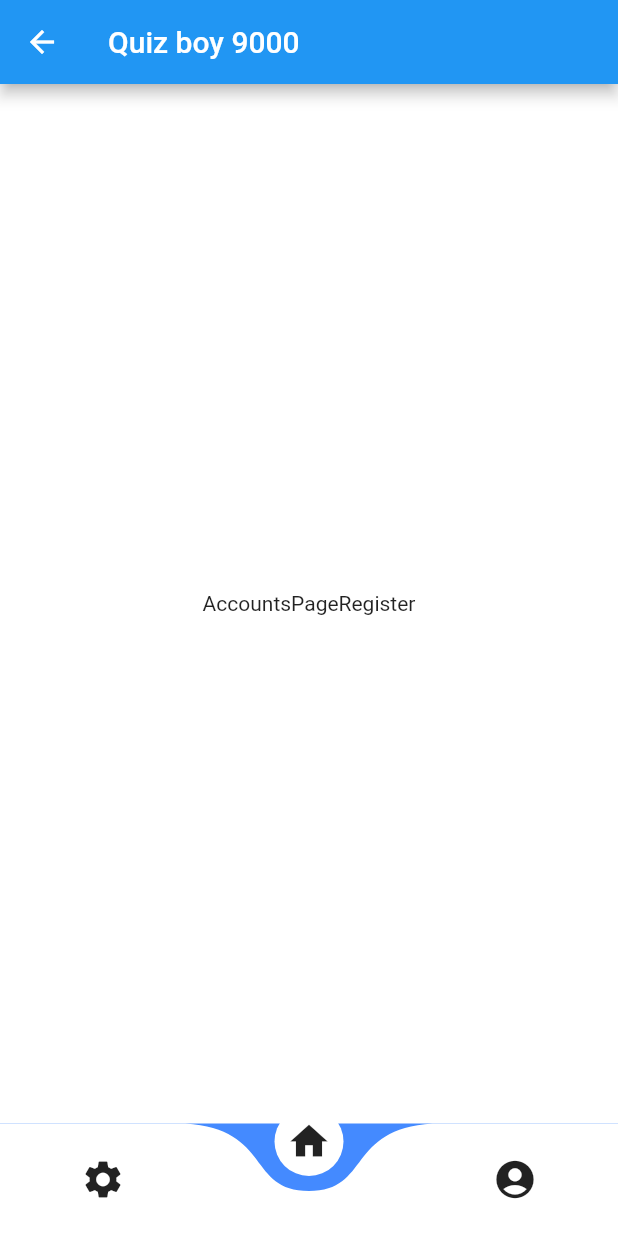
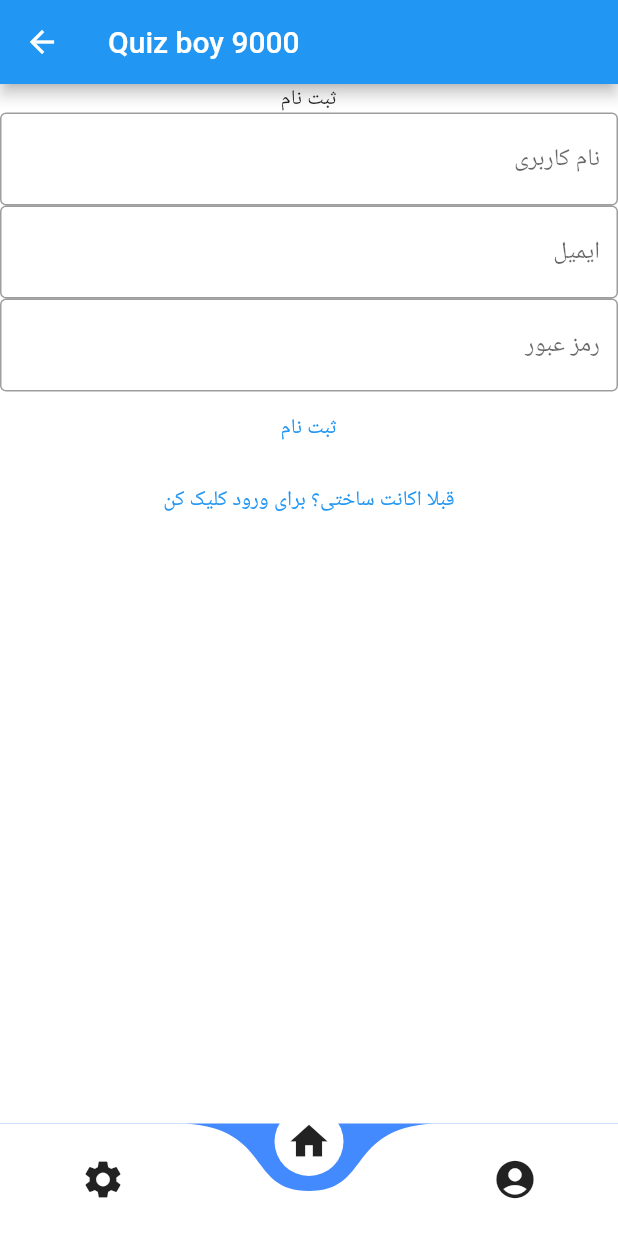
Before and after one commit to dorrin-sot/Mobdev-Game-Project, a Flutter app: the AccountsPageRegister screen opened by its route, on a phone screen of 412 x 824 dp. Run offline on Flutter 3.47's test engine with Material 2 defaults, Android fonts, the phone set to English and light mode, and no system bars; drawn by our look-alikes of curved_navigation_bar; our stand-ins replace flutter_dotenv, get, liquid_progress_indicator, parse_server_sdk; accounts and stored records are empty; network calls fail.

Commit message:
First view of Register and Login menu implemented.

```diff
--- a/lib/main.dart
+++ b/lib/main.dart
@@ -32,9 +32,7 @@ Future main() async {
 
   final c = AppController();
   Get.put(c);
-  // fixme remove below when login page is added
-  User("test", "test").login();
-  // end fixme remove below when login page is added
+
 
   runApp(GetMaterialApp(
     initialRoute: '/home',
--- a/lib/navbar_related.dart
+++ b/lib/navbar_related.dart
@@ -36,7 +36,7 @@ class CustomBottomNavBar extends CurvedNavigationBar {
           size: iconSize,
         ),
         pageDest: '/account/' +
-            (c.isLoggedIn != null && c.isLoggedIn! ? 'login' : 'profile'),
+            (c.isLoggedIn == null  ? 'login' : (c.isLoggedIn! ? 'login' : 'profile')),
       ),
     ];
 
--- a/lib/pages/accounts.dart
+++ b/lib/pages/accounts.dart
@@ -1,5 +1,7 @@
 import 'package:flutter/material.dart';
+import 'package:get/get.dart';
 import 'package:mobdev_game_project/appbar_related.dart';
+import 'package:mobdev_game_project/models/user.dart';
 import 'package:mobdev_game_project/navbar_related.dart';
 
 class AccountsPageProfile extends StatelessWidget {
@@ -15,25 +17,116 @@ class AccountsPageProfile extends StatelessWidget {
 }
 
 class AccountsPageLogin extends StatelessWidget {
-  const AccountsPageLogin({Key? key}) : super(key: key);
+  // const AccountsPageLogin({Key? key}) : super(key: key);
+
+  final AccountPageLoginController controller =
+      Get.put(AccountPageLoginController());
 
   @override
   Widget build(BuildContext context) => Scaffold(
         appBar: CustomAppbar.build(),
         bottomNavigationBar: CustomBottomNavBar.build(),
         backgroundColor: Colors.white,
-    body: Center(child: const Text('AccountsPageLogin')),
+        body: Center(
+            child: Column(
+          children: [
+            Text("ورود"),
+            TextField(
+              controller: controller.usernameController,
+              textAlign: TextAlign.right,
+              decoration: InputDecoration(
+                border: OutlineInputBorder(),
+                hintText: 'نام کاربری',
+              ),
+            ),
+            TextField(
+              obscureText: true,
+              controller: controller.passwordController,
+              textAlign: TextAlign.right,
+              decoration: InputDecoration(
+                border: OutlineInputBorder(),
+                hintText: 'رمز عبور',
+              ),
+            ),
+            TextButton(
+                onPressed: () {
+                  User(controller.usernameController.text,
+                          controller.passwordController.text)
+                      .login();
+                },
+                child: Text("ورود")),
+            TextButton(
+                onPressed: () {
+                  Get.to(AccountsPageRegister());
+                },
+                child: Text("اگه اکانت نداری برای ثبت نام کلیک کن"))
+          ],
+        )),
       );
 }
 
 class AccountsPageRegister extends StatelessWidget {
-  const AccountsPageRegister({Key? key}) : super(key: key);
+  //const AccountsPageRegister({Key? key}) : super(key: key);
+  final controller = AccountPageRegisterController();
 
   @override
   Widget build(BuildContext context) => Scaffold(
         appBar: CustomAppbar.build(),
         bottomNavigationBar: CustomBottomNavBar.build(),
         backgroundColor: Colors.white,
-    body: Center(child: const Text('AccountsPageRegister')),
+        body: Center(
+            child: Column(
+          children: [
+            Text("ثبت نام"),
+            TextField(
+              controller: controller.usernameController,
+              textAlign: TextAlign.right,
+              decoration: InputDecoration(
+                border: OutlineInputBorder(),
+                hintText: 'نام کاربری',
+              ),
+            ),
+            TextField(
+              controller: controller.emailController,
+              textAlign: TextAlign.right,
+              decoration: InputDecoration(
+                border: OutlineInputBorder(),
+                hintText: 'ایمیل',
+              ),
+            ),
+            TextField(
+              obscureText: true,
+              controller: controller.passwordController,
+              textAlign: TextAlign.right,
+              decoration: InputDecoration(
+                border: OutlineInputBorder(),
+                hintText: 'رمز عبور',
+              ),
+            ),
+            TextButton(
+                onPressed: () {
+                  User(controller.usernameController.text,
+                          controller.passwordController.text,emailAddress:controller.emailController.text)
+                      .signUp();
+                },
+                child: Text("ثبت نام")),
+            TextButton(
+                onPressed: () {
+                  Get.back();
+                },
+                child: Text("قبلا اکانت ساختی؟ برای ورود کلیک کن"))
+          ],
+        )),
       );
 }
+
+class AccountPageLoginController extends GetxController {
+  final usernameController = TextEditingController();
+  final passwordController = TextEditingController();
+}
+
+class AccountPageRegisterController extends GetxController {
+  final usernameController = TextEditingController();
+  final passwordController = TextEditingController();
+  final emailController = TextEditingController();
+}
```
Also changed, not shown: pubspec.lock. Lines whose indentation alone changed are shown as unchanged.
